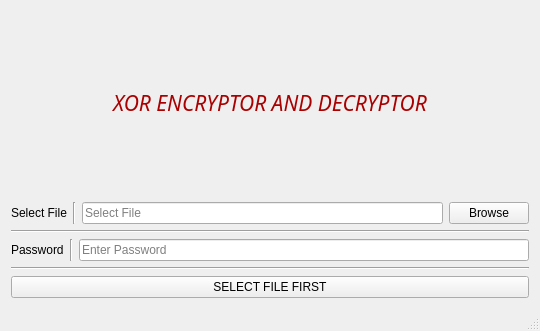
This is mainwindow.ui in mishrasunny174/XOR_Encryptor_Decryptor_GUI as Qt 5 draws it before an edit. The edited form follows.
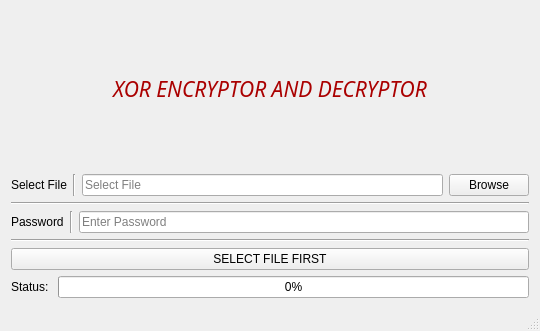
This is the edited form.

The edit to the form file:
```diff
--- a/mainwindow.ui
+++ b/mainwindow.ui
@@ -112,7 +112,7 @@
       <item>
        <widget class="QLineEdit" name="lineEdit_password">
         <property name="echoMode">
-         <enum>QLineEdit::PasswordEchoOnEdit</enum>
+         <enum>QLineEdit::Password</enum>
         </property>
         <property name="readOnly">
          <bool>false</bool>
@@ -133,6 +133,9 @@
     </item>
     <item>
      <widget class="QPushButton" name="pushButton_EncryptDecrypt">
+      <property name="enabled">
+       <bool>true</bool>
+      </property>
       <property name="font">
        <font>
         <family>MS Shell Dlg 2</family>
@@ -146,6 +149,24 @@
       </property>
      </widget>
     </item>
+    <item>
+     <layout class="QHBoxLayout" name="horizontalLayout_3">
+      <item>
+       <widget class="QLabel" name="label_status">
+        <property name="text">
+         <string>Status: </string>
+        </property>
+       </widget>
+      </item>
+      <item>
+       <widget class="QProgressBar" name="progressBar_status">
+        <property name="value">
+         <number>0</number>
+        </property>
+       </widget>
+      </item>
+     </layout>
+    </item>
    </layout>
   </widget>
   <widget class="QMenuBar" name="menuBar">
```
Left out of the diff: 2 changed lines with no effect on the pictures.
